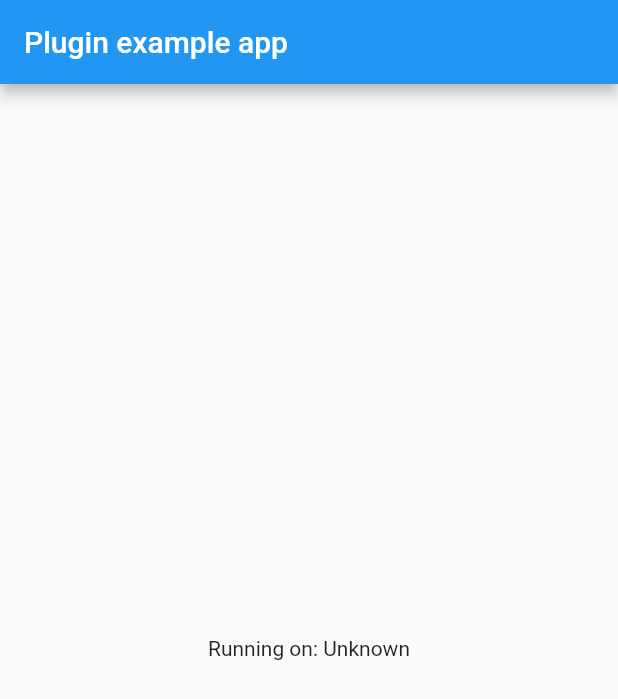
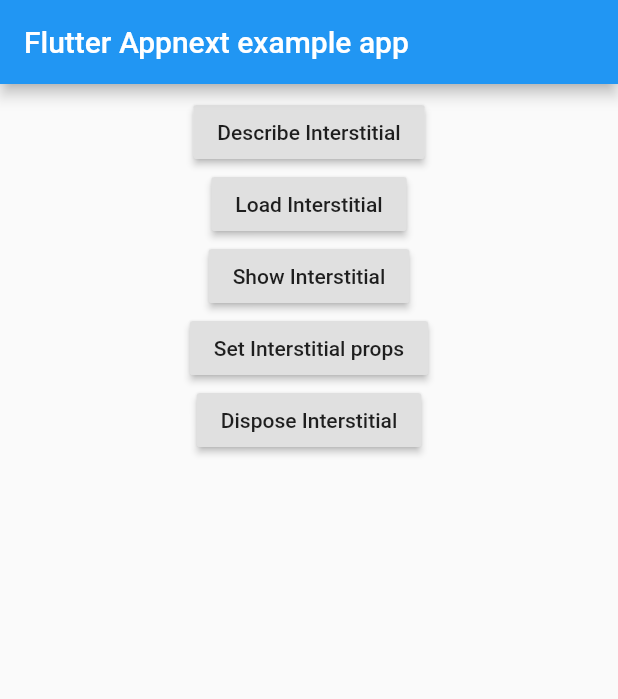
Before and after one commit to reedom/flutter_appnext, a Flutter app: the screen it shows after launch, on a phone screen of 412 x 824 dp. Shown: the top 699 px of the screen. Run offline on Flutter 3.47's test engine with Material 2 defaults, Android fonts, the phone set to English and light mode, and no system bars.

```diff
--- a/example/lib/main.dart
+++ b/example/lib/main.dart
@@ -1,7 +1,4 @@
 import 'package:flutter/material.dart';
-import 'dart:async';
-
-import 'package:flutter/services.dart';
 import 'package:flutter_appnext/flutter_appnext.dart';
 
 void main() => runApp(MyApp());
@@ -12,45 +9,109 @@ class MyApp extends StatefulWidget {
 }
 
 class _MyAppState extends State<MyApp> {
-  String _platformVersion = 'Unknown';
+  final GlobalKey<ScaffoldState> _scaffoldKey = GlobalKey<ScaffoldState>();
+  ANInterstitialAd _interstitialAd;
+  String _log = '';
 
   @override
   void initState() {
     super.initState();
-    initPlatformState();
-  }
-
-  // Platform messages are asynchronous, so we initialize in an async method.
-  Future<void> initPlatformState() async {
-    String platformVersion;
-    // Platform messages may fail, so we use a try/catch PlatformException.
-    try {
-      platformVersion = await FlutterAppnext.platformVersion;
-    } on PlatformException {
-      platformVersion = 'Failed to get platform version.';
-    }
-
-    // If the widget was removed from the tree while the asynchronous platform
-    // message was in flight, we want to discard the reply rather than calling
-    // setState to update our non-existent appearance.
-    if (!mounted) return;
-
-    setState(() {
-      _platformVersion = platformVersion;
-    });
+    final adConfiguration = ANAdConfiguration(postback: 'qaTest');
+    _interstitialAd = ANInterstitialAd(
+      placementID: 'b5c36d44-60b0-44e0-b489-683782e0ae2b',
+      adConfiguration: adConfiguration,
+      adLoaded: (_) => log('interestitial loaded'),
+      adOpened: (_) => log('interestitial opened'),
+      adClicked: (_) => log('interestitial clicked'),
+      adUserWillLeaveApplication: (_) => log('interestitial user will leave app'),
+      adError: (err) => showInSnackBar('interestitial error: ${err.error}'),
+    );
   }
 
   @override
   Widget build(BuildContext context) {
     return MaterialApp(
       home: Scaffold(
+        key: _scaffoldKey,
         appBar: AppBar(
-          title: const Text('Plugin example app'),
+          title: const Text('Flutter Appnext example app'),
         ),
-        body: Center(
-          child: Text('Running on: $_platformVersion\n'),
+        body: Padding(
+          padding: const EdgeInsets.all(8.0),
+          child: Row(
+            children: <Widget>[
+              Expanded(
+                child: Column(mainAxisAlignment: MainAxisAlignment.center, children: [
+                  RaisedButton(onPressed: _descInterstitial, child: Text('Describe Interstitial')),
+                  RaisedButton(onPressed: _loadInterstitial, child: Text('Load Interstitial')),
+                  RaisedButton(onPressed: _showInterstitial, child: Text('Show Interstitial')),
+                  RaisedButton(onPressed: _setInterstitialProps, child: Text('Set Interstitial props')),
+                  RaisedButton(onPressed: _disposeInterstitial, child: Text('Dispose Interstitial')),
+                  Expanded(
+                    child: Text(
+                      _log,
+                      maxLines: null,
+                    ),
+                  ),
+                ]),
+              ),
+            ],
+          ),
         ),
       ),
     );
   }
+
+  Future<void> _descInterstitial() async {
+    final creativeType = await _interstitialAd.getCreativeType();
+    final skipText = await _interstitialAd.getSkipText();
+    final autoPlay = await _interstitialAd.getAutoPlay();
+    final category = await _interstitialAd.getCategories();
+    final postback = await _interstitialAd.getPostback();
+    final buttonText = await _interstitialAd.getButtonText();
+    final buttonColor = await _interstitialAd.getButtonColor();
+    final orientation = await _interstitialAd.getPreferredOrientation();
+
+    setState(() {
+      _log = 'interstitialAd.creativeType = $creativeType\n' +
+          'interstitialAd.skipText = $skipText\n' +
+          'interstitialAd.autoPlay = $autoPlay\n' +
+          'interstitialAd.category = $category\n' +
+          'interstitialAd.postback = $postback\n' +
+          'interstitialAd.buttonText = $buttonText\n' +
+          'interstitialAd.buttonColor = $buttonColor\n' +
+          'interstitialAd.orientation = ${preferredOrientationToString(orientation)}\n';
+    });
+  }
+
+  void _loadInterstitial() async {
+    _interstitialAd.loadAd();
+  }
+
+  void _showInterstitial() {
+    _interstitialAd.showAd();
+  }
+
+  void log(String message) {
+    setState(() => _log += '$message\n');
+  }
+
+  void showInSnackBar(String message) {
+    _scaffoldKey.currentState.showSnackBar(SnackBar(content: Text(message)));
+  }
+
+  void _setInterstitialProps() {
+    _interstitialAd.setCreativeType(ANCreativeType.Managed);
+    _interstitialAd.setSkipText('Close');
+    _interstitialAd.setAutoPlay(true);
+    _interstitialAd.setCategories(['Music']);
+    _interstitialAd.setPostback('myAppPostBack');
+    _interstitialAd.setButtonColor('#FF0000');
+    _interstitialAd.setPreferredOrientation(ANPreferredOrientation.Portrait);
+    _descInterstitial();
+  }
+
+  void _disposeInterstitial() {
+    _interstitialAd.dispose();
+  }
 }
--- a/lib/flutter_appnext.dart
+++ b/lib/flutter_appnext.dart
@@ -1,13 +1,3 @@
-import 'dart:async';
-
-import 'package:flutter/services.dart';
-
-class FlutterAppnext {
-  static const MethodChannel _channel =
-      const MethodChannel('flutter_appnext');
-
-  static Future<String> get platformVersion async {
-    final String version = await _channel.invokeMethod('getPlatformVersion');
-    return version;
-  }
-}
+export 'src/ad.dart';
+export 'src/interstitial_ad.dart';
+export 'src/types.dart';
--- /dev/null
+++ b/lib/src/ad.dart
@@ -0,0 +1,146 @@
+import 'dart:async';
+
+import 'package:flutter/services.dart';
+import 'package:flutter_appnext/src/types.dart';
+
+class ANAdConfiguration {
+  String categories;
+  String postback;
+  String buttonColor;
+  ANPreferredOrientation preferredOrientation;
+  bool clickInApp;
+
+  ANAdConfiguration({
+    this.categories,
+    this.postback,
+    this.buttonColor,
+    this.preferredOrientation,
+    this.clickInApp = false,
+  });
+}
+
+abstract class ANAd {
+  MethodChannel get channel;
+  EventChannel get eventChannel;
+  String get initMethod;
+
+  bool _disposed = false;
+  bool get disposed => _disposed;
+
+  ANAd({String placementID, ANAdConfiguration adConfiguration}) {
+    eventChannel.receiveBroadcastStream().listen(onEvent, onError: onError);
+
+    channel.invokeMethod(initMethod, <String, dynamic>{
+      'instanceID': this.hashCode,
+      'placementID': placementID,
+      'categories': adConfiguration != null ? adConfiguration.categories : null,
+      'postback': adConfiguration != null ? adConfiguration.postback : null,
+      'buttonColor': adConfiguration != null ? adConfiguration.buttonColor : null,
+      'preferredOrientation':
+          adConfiguration != null ? preferredOrientationToString(adConfiguration.preferredOrientation) : null,
+      'clickInApp': adConfiguration != null ? adConfiguration.clickInApp : null,
+    });
+  }
+
+  Future<void> dispose() async {
+    if (!_disposed) {
+      _disposed = true;
+      await channel.invokeMethod('dispose', <String, dynamic>{'instanceID': this.hashCode});
+    }
+  }
+
+  Future<String> get placementID async {
+    return channel.invokeMethod('placementID', <String, dynamic>{'instanceID': this.hashCode});
+  }
+
+  set placementID(value) {
+    channel.invokeMethod('setPlacementID', <String, dynamic>{
+      'instanceID': this.hashCode,
+      'placementID': value,
+    });
+  }
+
+  Future<ANAdConfiguration> get adConfiguration async {
+    final Map<String, dynamic> value =
+        await channel.invokeMethod('adConfiguration', <String, dynamic>{'instanceID': this.hashCode});
+    ANAdConfiguration adConfiguration;
+    adConfiguration.categories = value['categories'];
+    adConfiguration.postback = value['postback'];
+    adConfiguration.buttonColor = value['buttonColor'];
+    adConfiguration.preferredOrientation = preferredOrientationFrom(value['preferredOrientation']);
+    adConfiguration.clickInApp = value['clickInApp'];
+    return adConfiguration;
+  }
+
+  Future<bool> get adIsLoaded async {
+    return channel.invokeMethod('adIsLoaded', <String, dynamic>{'instanceID': this.hashCode});
+  }
+
+  Future<void> loadAd() async {
+    await channel.invokeMethod('loadAd', <String, dynamic>{'instanceID': this.hashCode});
+  }
+
+  Future<void> showAd() async {
+    await channel.invokeMethod('showAd', <String, dynamic>{'instanceID': this.hashCode});
+  }
+
+  Future<void> setCategories(List<String> newValue) async {
+    await channel.invokeMethod('setCategories', <String, dynamic>{
+      'instanceID': this.hashCode,
+      'newValue': newValue.join('%20'),
+    });
+  }
+
+  Future<String> getCategories() async {
+    return await channel.invokeMethod('getCategories', <String, dynamic>{'instanceID': this.hashCode});
+  }
+
+  Future<void> setPostback(String newValue) async {
+    await channel.invokeMethod('setPostback', <String, dynamic>{
+      'instanceID': this.hashCode,
+      'newValue': newValue,
+    });
+  }
+
+  Future<String> getPostback() async {
+    return await channel.invokeMethod('getPostback', <String, dynamic>{'instanceID': this.hashCode});
+  }
+
+  Future<String> getButtonText() async {
+    return await channel.invokeMethod('getButtonText', <String, dynamic>{'instanceID': this.hashCode});
+  }
+
+  Future<void> setButtonColor(String newValue) async {
+    await channel.invokeMethod('setButtonColor', <String, dynamic>{
+      'instanceID': this.hashCode,
+      'newValue': newValue,
+    });
+  }
+
+  Future<String> getButtonColor() async {
+    return await channel.invokeMethod('getButtonColor', <String, dynamic>{'instanceID': this.hashCode});
+  }
+
+  Future<void> setPreferredOrientation(ANPreferredOrientation newValue) async {
+    return channel.invokeMethod('setPreferredOrientation', <String, dynamic>{
+      'instanceID': this.hashCode,
+      'newValue': preferredOrientationToString(newValue),
+    });
+  }
+
+  Future<ANPreferredOrientation> getPreferredOrientation() async {
+    final value = await channel.invokeMethod('getPreferredOrientation', <String, dynamic>{'instanceID': this.hashCode});
+    return preferredOrientationFrom(value);
+  }
+
+  Future<void> setClickInApp(bool newValue) async {
+    return channel.invokeMethod('setClickInApp', <String, dynamic>{
+      'instanceID': this.hashCode,
+      'newValue': newValue,
+    });
+  }
+
+  void onEvent(Object event) {}
+
+  void onError(Object error) {}
+}
--- /dev/null
+++ b/lib/src/interstitial_ad.dart
@@ -0,0 +1,127 @@
+import 'dart:async';
+
+import 'package:flutter/foundation.dart';
+import 'package:flutter/services.dart';
+import 'package:flutter_appnext/src/ad.dart';
+import 'package:flutter_appnext/src/types.dart';
+
+class ANInterstitialAd extends ANAd {
+  static const MethodChannel _channel = const MethodChannel('flutter_appnext_interstitial');
+  static const EventChannel _eventChannel = const EventChannel('flutter_appnext_interstitial/event');
+
+  @override
+  String get initMethod => 'interestitial.init';
+
+  ValueChanged<ANInterstitialAd> adLoaded;
+  ValueChanged<ANInterstitialAd> adOpened;
+  ValueChanged<ANInterstitialAd> adClosed;
+  ValueChanged<ANInterstitialAd> adClicked;
+  ValueChanged<ANInterstitialAd> adUserWillLeaveApplication;
+  ValueChanged<ANInterstitialAdError> adError;
+
+  ANInterstitialAd({
+    String placementID,
+    ANAdConfiguration adConfiguration,
+    this.adLoaded,
+    this.adOpened,
+    this.adClicked,
+    this.adUserWillLeaveApplication,
+    this.adError,
+  }) : super(placementID: placementID, adConfiguration: adConfiguration);
+
+  @override
+  MethodChannel get channel => _channel;
+
+  @override
+  EventChannel get eventChannel => _eventChannel;
+
+  Future<ANCreativeType> getCreativeType() async {
+    final value = await _channel.invokeMethod('getCreativeType', <String, dynamic>{'instanceID': this.hashCode});
+    return creativeTypeFrom(value);
+  }
+
+  void setCreativeType(ANCreativeType creativeType) async {
+    int value = creativeTypeToInt(creativeType);
+    await _channel.invokeMethod('setCreativeType', <String, dynamic>{
+      'instanceID': this.hashCode,
+      'newValue': value,
+    });
+  }
+
+  Future<String> getSkipText() async {
+    return await _channel.invokeMethod('getSkipText', <String, dynamic>{'instanceID': this.hashCode});
+  }
+
+  Future<void> setSkipText(String text) async {
+    await _channel.invokeMethod('setSkipText', <String, dynamic>{
+      'instanceID': this.hashCode,
+      'newValue': text,
+    });
+  }
+
+  Future<bool> getAutoPlay() async {
+    return await _channel.invokeMethod('getAutoPlay', <String, dynamic>{'instanceID': this.hashCode});
+  }
+
+  Future<void> setAutoPlay(bool autoPlay) async {
+    await _channel.invokeMethod('setAutoPlay', <String, dynamic>{
+      'instanceID': this.hashCode,
+      'newValue': autoPlay,
+    });
+  }
+
+  @override
+  void onEvent(Object event) {
+    if (disposed) return;
+
+    if (!(event is Map<dynamic, dynamic>)) {
+      super.onEvent(event);
+      return;
+    }
+
+    final map = event as Map<dynamic, dynamic>;
+    // We handle events only relates to this instance.
+    if (map['instanceID'] != hashCode) return;
+
+    String cause = map['event'];
+    switch (cause) {
+      case 'adLoaded':
+        if (adLoaded != null) adLoaded(this);
+        return;
+      case 'adOpened':
+        if (adOpened != null) adOpened(this);
+        return;
+      case 'adClosed':
+        if (adClosed != null) adClosed(this);
+        return;
+      case 'adClicked':
+        if (adClicked != null) adClicked(this);
+        return;
+      case 'adUserWillLeaveApplication':
+        if (adUserWillLeaveApplication != null) adUserWillLeaveApplication(this);
+        return;
+      case 'adError':
+        if (adError != null) adError(ANInterstitialAdError(this, map['error']));
+        return;
+    }
+
+    super.onEvent(event);
+  }
+
+  @override
+  void onError(Object error) {
+    super.onError(error);
+  }
+}
+
+class ANInterstitialAdError {
+  final ANInterstitialAd interstitialAd;
+  final String error;
+
+  ANInterstitialAdError(this.interstitialAd, this.error);
+
+  @override
+  String toString() {
+    return 'AppnextInterstitialAdError: $error';
+  }
+}
--- /dev/null
+++ b/lib/src/types.dart
@@ -0,0 +1,79 @@
+enum ANPreferredOrientation {
+  Automatic, // 0
+  Landscape, // 1
+  Portrait, // 2
+  NotSet, // 3
+}
+
+ANPreferredOrientation preferredOrientationFrom(String value) {
+  switch (value) {
+    case 'automatic':
+      return ANPreferredOrientation.Automatic;
+    case 'landscape':
+      return ANPreferredOrientation.Landscape;
+    case 'portrait':
+      return ANPreferredOrientation.Portrait;
+    case 'not_set':
+      return ANPreferredOrientation.NotSet;
+    default:
+      print('received unknown value for ANPreferredOrientation ($value)');
+      return ANPreferredOrientation.NotSet;
+  }
+}
+
+String preferredOrientationToString(ANPreferredOrientation value) {
+  switch (value) {
+    case ANPreferredOrientation.Automatic:
+      return 'automatic';
+    case ANPreferredOrientation.Landscape:
+      return 'landscape';
+    case ANPreferredOrientation.Portrait:
+      return 'portrait';
+    case ANPreferredOrientation.NotSet:
+      return 'not_set';
+    default:
+      if (value == null) {
+        return null;
+      } else {
+        print('unknown type ANPreferredOrientation.${value.index}');
+      }
+      return 'not_set';
+  }
+}
+
+enum ANCreativeType {
+  Managed, // 0
+  Video, // 1
+  Static, // 2
+  NotSet, // -1
+}
+
+ANCreativeType creativeTypeFrom(int value) {
+  switch (value) {
+    case -1:
+      return ANCreativeType.NotSet;
+    case 0:
+      return ANCreativeType.Managed;
+    case 1:
+      return ANCreativeType.Video;
+    case 2:
+      return ANCreativeType.Static;
+    default:
+      print('received unknown value for ANCreativeType ($value)');
+      return ANCreativeType.NotSet;
+  }
+}
+
+int creativeTypeToInt(ANCreativeType value) {
+  switch (value) {
+    case ANCreativeType.NotSet:
+      return -1;
+    case ANCreativeType.Managed:
+    case ANCreativeType.Video:
+    case ANCreativeType.Static:
+      return value.index;
+    default:
+      print('unknown type for ANCreativeType.${value.index}');
+      return -1;
+  }
+}
```
Also changed, not shown: 9 other files.
